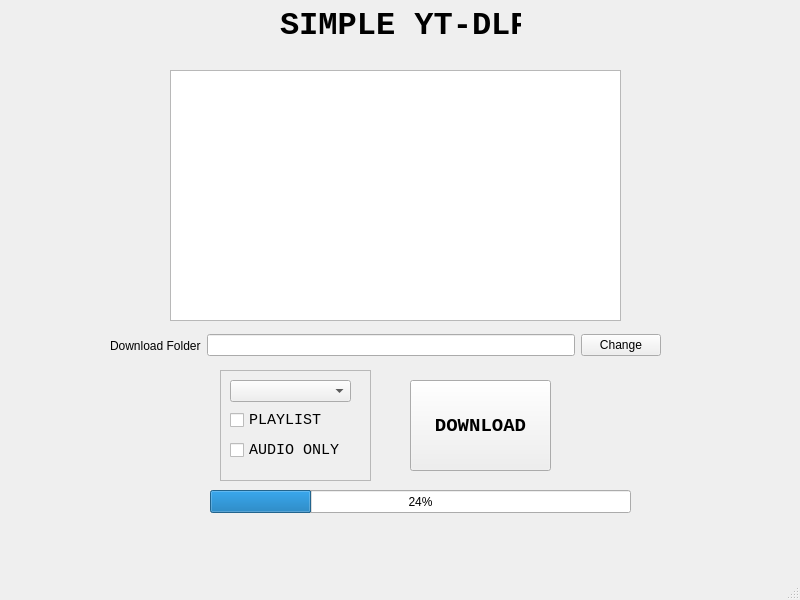
This is Interface.ui in FelipeMachado-dev/Simple-YTDLP as Qt 5 draws it before an edit. The edited form follows.
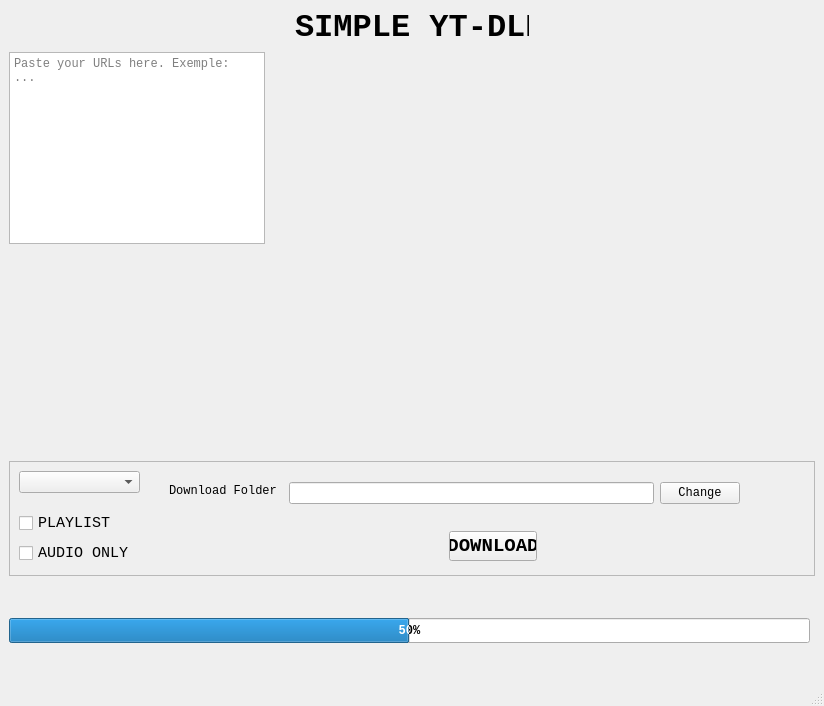
This is the edited form.

Commit message: Interface Alterations

What changed in the file:
```diff
--- a/Interface.ui
+++ b/Interface.ui
@@ -6,8 +6,8 @@
    <rect>
     <x>0</x>
     <y>0</y>
-    <width>800</width>
-    <height>600</height>
+    <width>824</width>
+    <height>706</height>
    </rect>
   </property>
   <property name="windowTitle">
@@ -29,74 +29,53 @@
    <bool>false</bool>
   </property>
   <widget class="QWidget" name="centralwidget">
-   <widget class="QPushButton" name="downloadButton">
-    <property name="geometry">
-     <rect>
-      <x>410</x>
-      <y>380</y>
-      <width>141</width>
-      <height>91</height>
-     </rect>
-    </property>
-    <property name="font">
-     <font>
-      <family>Consolas</family>
-      <pointsize>14</pointsize>
-      <bold>true</bold>
-     </font>
-    </property>
-    <property name="mouseTracking">
-     <bool>false</bool>
-    </property>
-    <property name="toolTip">
-     <string/>
-    </property>
-    <property name="toolTipDuration">
-     <number>-1</number>
-    </property>
-    <property name="statusTip">
-     <string/>
-    </property>
-    <property name="text">
-     <string>DOWNLOAD</string>
-    </property>
-    <property name="flat">
-     <bool>false</bool>
-    </property>
-   </widget>
    <widget class="QProgressBar" name="progressBar">
     <property name="enabled">
      <bool>true</bool>
     </property>
     <property name="geometry">
      <rect>
-      <x>210</x>
-      <y>490</y>
-      <width>421</width>
-      <height>23</height>
+      <x>9</x>
+      <y>618</y>
+      <width>801</width>
+      <height>25</height>
      </rect>
     </property>
+    <property name="sizePolicy">
+     <sizepolicy hsizetype="Expanding" vsizetype="Fixed">
+      <horstretch>0</horstretch>
+      <verstretch>0</verstretch>
+     </sizepolicy>
+    </property>
+    <property name="minimumSize">
+     <size>
+      <width>400</width>
+      <height>25</height>
+     </size>
+    </property>
+    <property name="font">
+     <font>
+      <family>Consolas</family>
+      <bold>true</bold>
+     </font>
+    </property>
     <property name="value">
-     <number>24</number>
+     <number>50</number>
     </property>
-   </widget>
-   <widget class="QPlainTextEdit" name="urlTextBox">
-    <property name="geometry">
-     <rect>
-      <x>170</x>
-      <y>70</y>
-      <width>451</width>
-      <height>251</height>
-     </rect>
+    <property name="textVisible">
+     <bool>true</bool>
+    </property>
+    <property name="invertedAppearance">
+     <bool>false</bool>
     </property>
    </widget>
    <widget class="QLabel" name="titleLabel">
     <property name="geometry">
      <rect>
-      <x>280</x>
-      <y>0</y>
-      <width>241</width>
-      <height>51</height>
+      <x>295</x>
+      <y>9</y>
+      <width>234</width>
+      <height>37</height>
      </rect>
     </property>
     <property name="font">
@@ -110,34 +89,61 @@
      <string>SIMPLE YT-DLP</string>
     </property>
    </widget>
+   <widget class="QPlainTextEdit" name="urlTextBox">
+    <property name="geometry">
+     <rect>
+      <x>9</x>
+      <y>52</y>
+      <width>256</width>
+      <height>192</height>
+     </rect>
+    </property>
+    <property name="font">
+     <font>
+      <family>Consolas</family>
+     </font>
+    </property>
+    <property name="statusTip">
+     <string>Insert URLs here.</string>
+    </property>
+    <property name="placeholderText">
+     <string>Paste your URLs here. Exemple: &lt;URL_1&gt; &lt;URL_2&gt; &lt;URL_3&gt;...</string>
+    </property>
+   </widget>
    <widget class="QFrame" name="frame">
     <property name="geometry">
      <rect>
-      <x>220</x>
-      <y>370</y>
-      <width>151</width>
-      <height>111</height>
+      <x>9</x>
+      <y>461</y>
+      <width>806</width>
+      <height>115</height>
      </rect>
     </property>
+    <property name="minimumSize">
+     <size>
+      <width>60</width>
+      <height>115</height>
+     </size>
+    </property>
     <property name="frameShape">
      <enum>QFrame::Shape::StyledPanel</enum>
     </property>
     <property name="frameShadow">
      <enum>QFrame::Shadow::Raised</enum>
     </property>
-    <widget class="QWidget" name="">
+    <widget class="QWidget" name="layoutWidget">
      <property name="geometry">
       <rect>
        <x>10</x>
        <y>10</y>
-       <width>131</width>
-       <height>90</height>
+       <width>139</width>
+       <height>94</height>
       </rect>
      </property>
      <layout class="QGridLayout" name="gridLayout">
       <item row="2" column="0">
        <layout class="QFormLayout" name="formLayout">
-        <item row="1" column="0">
+        <item row="2" column="0">
          <widget class="QCheckBox" name="isPlaylist">
           <property name="font">
            <font>
@@ -151,7 +157,7 @@
           </property>
          </widget>
         </item>
-        <item row="3" column="0">
+        <item row="4" column="0">
          <widget class="QCheckBox" name="isAudioOnly">
           <property name="font">
            <font>
@@ -180,7 +186,7 @@
           </property>
           <item>
            <property name="text">
-            <string>360</string>
+            <string>360p</string>
            </property>
           </item>
           <item>
@@ -210,39 +216,107 @@
           </item>
          </widget>
         </item>
+        <item row="1" column="0">
+         <spacer name="verticalSpacer">
+          <property name="orientation">
+           <enum>Qt::Orientation::Vertical</enum>
+          </property>
+          <property name="sizeHint" stdset="0">
+           <size>
+            <width>25</width>
+            <height>40</height>
+           </size>
+          </property>
+         </spacer>
+        </item>
        </layout>
       </item>
      </layout>
     </widget>
-   </widget>
-   <widget class="QWidget" name="">
-    <property name="geometry">
-     <rect>
-      <x>110</x>
-      <y>320</y>
-      <width>551</width>
-      <height>51</height>
-     </rect>
-    </property>
-    <layout class="QHBoxLayout" name="horizontalLayout">
-     <item>
-      <widget class="QLabel" name="pathLabel">
-       <property name="text">
-        <string>Download Folder</string>
-       </property>
-      </widget>
-     </item>
-     <item>
-      <widget class="QLineEdit" name="downloadPath"/>
-     </item>
-     <item>
-      <widget class="QPushButton" name="pathButton">
-       <property name="text">
-        <string>Change</string>
-       </property>
-      </widget>
-     </item>
-    </layout>
+    <widget class="QWidget" name="layoutWidget">
+     <property name="geometry">
+      <rect>
+       <x>280</x>
+       <y>20</y>
+       <width>451</width>
+       <height>25</height>
+      </rect>
+     </property>
+     <layout class="QHBoxLayout" name="horizontalLayout">
+      <item>
+       <widget class="QLineEdit" name="downloadPath">
+        <property name="statusTip">
+         <string>Destination where the videos are gona be downloaded</string>
+        </property>
+       </widget>
+      </item>
+      <item>
+       <widget class="QPushButton" name="pathButton">
+        <property name="font">
+         <font>
+          <family>Consolas</family>
+         </font>
+        </property>
+        <property name="text">
+         <string>Change</string>
+        </property>
+       </widget>
+      </item>
+     </layout>
+    </widget>
+    <widget class="QPushButton" name="downloadButton">
+     <property name="geometry">
+      <rect>
+       <x>440</x>
+       <y>70</y>
+       <width>88</width>
+       <height>30</height>
+      </rect>
+     </property>
+     <property name="font">
+      <font>
+       <family>Consolas</family>
+       <pointsize>14</pointsize>
+       <bold>true</bold>
+      </font>
+     </property>
+     <property name="mouseTracking">
+      <bool>false</bool>
+     </property>
+     <property name="toolTip">
+      <string/>
+     </property>
+     <property name="toolTipDuration">
+      <number>-1</number>
+     </property>
+     <property name="statusTip">
+      <string>Download all the URLs present above.</string>
+     </property>
+     <property name="text">
+      <string>DOWNLOAD</string>
+     </property>
+     <property name="flat">
+      <bool>false</bool>
+     </property>
+    </widget>
+    <widget class="QLabel" name="pathLabel">
+     <property name="geometry">
+      <rect>
+       <x>160</x>
+       <y>20</y>
+       <width>111</width>
+       <height>20</height>
+      </rect>
+     </property>
+     <property name="font">
+      <font>
+       <family>Consolas</family>
+      </font>
+     </property>
+     <property name="text">
+      <string>Download Folder</string>
+     </property>
+    </widget>
    </widget>
   </widget>
   <widget class="QMenuBar" name="menubar">
```
Left out of the diff: 27 changed lines with no effect on the pictures.
